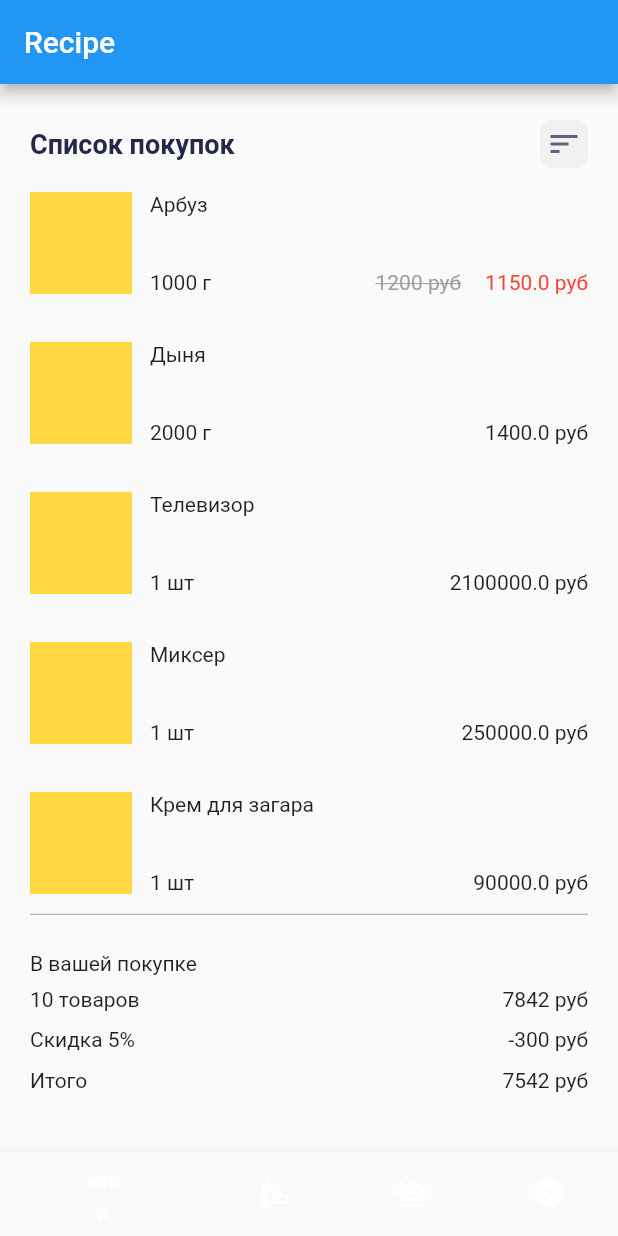
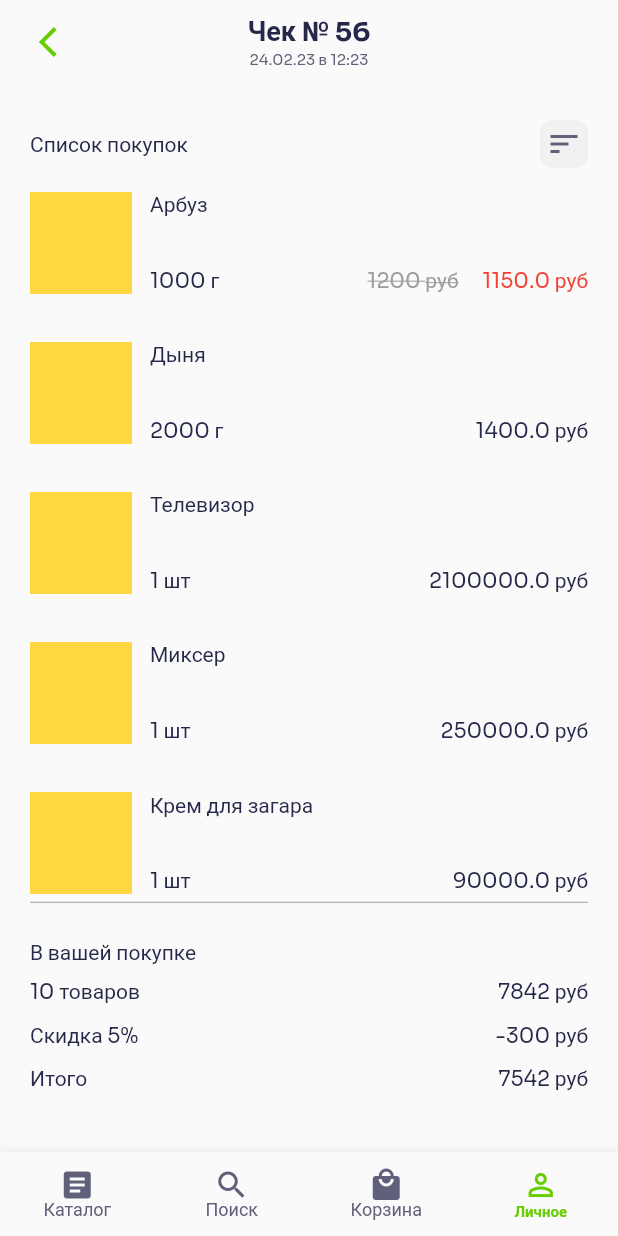
Before and after one commit to Rustemik/chek_retail_app, a Flutter app: the screen it shows after launch, on a phone screen of 412 x 824 dp. Run offline on Flutter 3.47's test engine with Material 2 defaults, Android fonts, the phone set to English and light mode, and no system bars.

Commit message:
+ Чек 3 Темы, цвета, шрифты

```diff
--- /dev/null
+++ b/lib/Ui/product_card.dart
@@ -0,0 +1,71 @@
+import 'package:chek_retail_app/Domain/Models/product-entity.dart';
+import 'package:flutter/material.dart';
+
+class ProductCard extends StatelessWidget {
+  const ProductCard({
+    super.key,
+    required this.product,
+  });
+
+  final ProductEntity product;
+
+  @override
+  Widget build(BuildContext context) {
+    final amountName = product.amount is Grams ? "г" : "шт";
+
+    // return Text(product.title);
+    return Padding(
+      padding: const EdgeInsets.only(bottom: 32),
+      child: Row(
+        crossAxisAlignment: CrossAxisAlignment.start,
+        children: [
+          Container(
+            height: 68,
+            width: 68,
+            color: Colors.amberAccent,
+          ),
+          SizedBox(width: 12),
+          Expanded(
+            child: SizedBox(
+              height: 68,
+              child: Column(
+                crossAxisAlignment: CrossAxisAlignment.start,
+                mainAxisAlignment: MainAxisAlignment.spaceBetween,
+                children: [
+                  Text(product.title),
+                  Row(
+                    mainAxisAlignment: MainAxisAlignment.spaceBetween,
+                    children: [
+                      Text('${product.amount.value} $amountName'),
+                      Row(
+                        children: [
+                          if (product.sale > 0)
+                            Text(
+                              '${product.price} руб',
+                              style: TextStyle(
+                                  decoration: TextDecoration.lineThrough,
+                                  color: Colors.grey),
+                            ),
+                          SizedBox(width: 16),
+                          if (product.sale > 0)
+                            Text(
+                              '${product.price - product.sale} руб',
+                              style: TextStyle(color: Colors.red),
+                            )
+                          else
+                            Text(
+                              '${product.price - product.sale} руб',
+                            )
+                        ],
+                      ),
+                    ],
+                  ),
+                ],
+              ),
+            ),
+          )
+        ],
+      ),
+    );
+  }
+}
--- a/lib/Ui/recipe_screen.dart
+++ b/lib/Ui/recipe_screen.dart
@@ -1,7 +1,10 @@
+import 'dart:developer';
+
 import 'package:chek_retail_app/DataAccess/mock_product_repository.dart';
 import 'package:chek_retail_app/DataAccess/interfaces/product_repository.dart';
 import 'package:chek_retail_app/Domain/Models/product-entity.dart';
 import 'package:chek_retail_app/Domain/interfaces/product_service.dart';
+import 'package:chek_retail_app/Ui/product_card.dart';
 import 'package:flutter/material.dart';
 
 class RecipeScreen extends StatelessWidget {
@@ -13,9 +16,45 @@ class RecipeScreen extends StatelessWidget {
   @override
   Widget build(BuildContext context) {
     final products = _service.getProducts();
+
+    final theme = Theme.of(context);
+
     return Scaffold(
       appBar: AppBar(
-        title: Text("Recipe"),
+        backgroundColor: Colors.transparent,
+        elevation: 0.0,
+        centerTitle: true,
+        title: Column(
+          children: [
+            Text("Чек № 56"),
+            // style: TextStyle(
+            //     fontFamily: "Sora",
+            //     fontWeight: FontWeight.w700,
+            //     fontSize: 18,
+            //     color: Colors.black),
+            Text(
+              "24.02.23 в 12:23",
+              style: theme.appBarTheme.titleTextStyle!.copyWith(
+                fontSize: 10,
+                fontWeight: FontWeight.w400,
+                color: Color(0xff60607B),
+              ),
+            ),
+            // style: TextStyle(
+            //   fontFamily: "Sora",
+            //   fontSize: 10,
+            //   color: Colors.grey,
+            // ),
+          ],
+        ),
+        leading: Padding(
+          padding: const EdgeInsets.only(left: 20),
+          child: Icon(
+            Icons.arrow_back_ios,
+            size: 24,
+            color: Color(0xFF67CD00),
+          ),
+        ),
       ),
       body: Padding(
         padding: const EdgeInsets.fromLTRB(20, 24, 20, 40),
@@ -26,14 +65,21 @@ class RecipeScreen extends StatelessWidget {
               children: [
                 Text(
                   "Список покупок",
-                  style: TextStyle(
-                    fontSize: 18,
-                    fontWeight: FontWeight.w700,
-                    color: Color(0xFF252849),
                 ),
-                ),
+                // style: TextStyle(
+                //   fontSize: 18,
+                //   fontWeight: FontWeight.w700,
+                //   color: Color(0xFF252849),
+                // ),
                 ClipRRect(
                   borderRadius: BorderRadius.circular(8),
+                  child: InkWell(
+                    onTap: () {
+                      showModalBottomSheet(
+                        context: context,
+                        builder: (context) => Container(),
+                      );
+                    },
                     child: Container(
                       height: 32,
                       width: 32,
@@ -43,6 +89,7 @@ class RecipeScreen extends StatelessWidget {
                           Icons.sort,
                           size: 24,
                           color: Color(0xFF60607B),
+                        ),
                       ),
                     ),
                   ),
@@ -100,84 +147,17 @@ class RecipeScreen extends StatelessWidget {
         ),
       ),
       bottomNavigationBar: BottomNavigationBar(
-        currentIndex: 0,
+        type: BottomNavigationBarType.fixed,
+        currentIndex: 3,
         items: [
-          BottomNavigationBarItem(icon: Icon(Icons.abc), label: "a"),
+          BottomNavigationBarItem(icon: Icon(Icons.article), label: "Каталог"),
+          BottomNavigationBarItem(icon: Icon(Icons.search), label: "Поиск"),
           BottomNavigationBarItem(
-              icon: Icon(Icons.baby_changing_station), label: "b"),
-          BottomNavigationBarItem(icon: Icon(Icons.cabin), label: "c"),
-          BottomNavigationBarItem(icon: Icon(Icons.dangerous), label: "d"),
+              icon: Icon(Icons.local_mall), label: "Корзина"),
+          BottomNavigationBarItem(
+              icon: Icon(Icons.person_outline), label: "Личное"),
         ],
       ),
     );
   }
 }
-
-class ProductCard extends StatelessWidget {
-  const ProductCard({
-    super.key,
-    required this.product,
-  });
-
-  final ProductEntity product;
-
-  @override
-  Widget build(BuildContext context) {
-    final amountName = product.amount is Grams ? "г" : "шт";
-
-    // return Text(product.title);
-    return Padding(
-      padding: const EdgeInsets.only(bottom: 32),
-      child: Row(
-        crossAxisAlignment: CrossAxisAlignment.start,
-        children: [
-          Container(
-            height: 68,
-            width: 68,
-            color: Colors.amberAccent,
-          ),
-          SizedBox(width: 12),
-          Expanded(
-            child: SizedBox(
-              height: 68,
-              child: Column(
-                crossAxisAlignment: CrossAxisAlignment.start,
-                mainAxisAlignment: MainAxisAlignment.spaceBetween,
-                children: [
-                  Text(product.title),
-                  Row(
-                    mainAxisAlignment: MainAxisAlignment.spaceBetween,
-                    children: [
-                      Text('${product.amount.value} $amountName'),
-                      Row(
-                        children: [
-                          if (product.sale > 0)
-                            Text(
-                              '${product.price} руб',
-                              style: TextStyle(
-                                  decoration: TextDecoration.lineThrough,
-                                  color: Colors.grey),
-                            ),
-                          SizedBox(width: 16),
-                          if (product.sale > 0)
-                            Text(
-                              '${product.price - product.sale} руб',
-                              style: TextStyle(color: Colors.red),
-                            )
-                          else
-                            Text(
-                              '${product.price - product.sale} руб',
-                            )
-                        ],
-                      ),
-                    ],
-                  ),
-                ],
-              ),
-            ),
-          )
-        ],
-      ),
-    );
-  }
-}
--- a/lib/main.dart
+++ b/lib/main.dart
@@ -3,6 +3,7 @@ import 'package:chek_retail_app/DataAccess/mock_product_repository.dart';
 import 'package:chek_retail_app/Ui/recipe_screen.dart';
 import 'package:chek_retail_app/Domain/interfaces/product_service.dart';
 import 'package:chek_retail_app/Domain/product_service_impl.dart';
+import 'package:chek_retail_app/themes.dart';
 import 'package:flutter/material.dart';
 
 void main() {
@@ -18,6 +19,7 @@ class MyApp extends StatelessWidget {
     ProductService service = ProductServiceImpl(repo);
 
     return MaterialApp(
+      theme: AppTheme.lightTheme,
       home: RecipeScreen(
         service: service,
       ),
--- /dev/null
+++ b/lib/themes.dart
@@ -0,0 +1,32 @@
+import 'package:flutter/material.dart';
+
+class AppTheme {
+  static ThemeData get lightTheme {
+    final base = ThemeData.light();
+
+    return base.copyWith(
+      textTheme: TextTheme(
+        bodyMedium: TextStyle(fontFamily: "Sora", color: Color(0xff252849)),
+        bodySmall: TextStyle(fontFamily: "Sora", color: Color(0xB5B5B5)),
+      ),
+      appBarTheme: AppBarTheme(
+        titleTextStyle: TextStyle(
+          fontFamily: "Sora",
+          color: Color(0xff252849),
+          fontSize: 18,
+          fontWeight: FontWeight.w700,
+        ),
+      ),
+      bottomNavigationBarTheme: BottomNavigationBarThemeData(
+        selectedLabelStyle: TextStyle(
+          fontFamily: "Sora",
+          fontWeight: FontWeight.w600,
+          fontSize: 10,
+          color: Color(0xFF60607B),
+        ),
+        selectedItemColor: Color(0xFF67CD00),
+        unselectedItemColor: Color(0xFF60607B),
+      ),
+    );
+  }
+}
```
Also changed, not shown: pubspec.yaml (+24 -4 lines), assets/fonts/Sora-Bold.ttf (added), assets/fonts/Sora-ExtraBold.ttf (added), assets/fonts/Sora-ExtraLight.ttf (added), assets/fonts/Sora-Light.ttf (added), assets/fonts/Sora-Medium.ttf (added), assets/fonts/Sora-Regular.ttf (added), assets/fonts/Sora-SemiBold.ttf (added), assets/fonts/Sora-Thin.ttf (added). Lines whose indentation alone changed are shown as unchanged.
